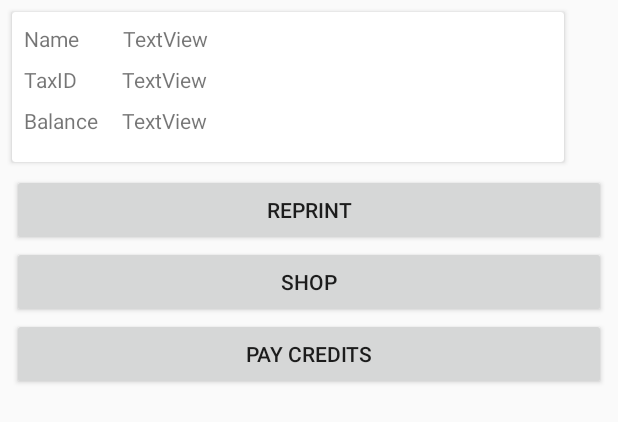
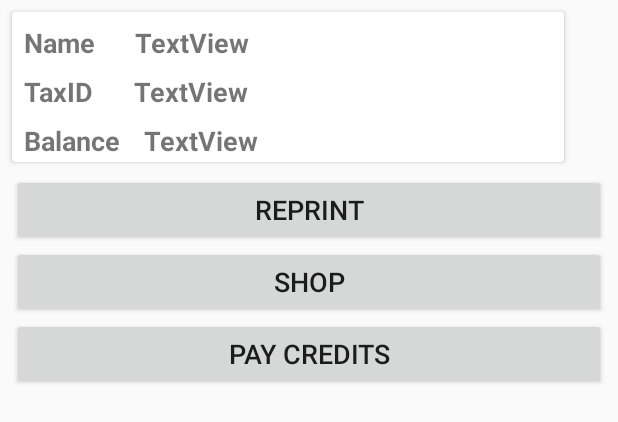
Before and after one commit to aneudyHub/pos_openbravo, an Android app: the layout activity_operations.xml on its own in the app's theme, with its tools: preview values and no code run, on a phone screen of 412 x 824 dp. Shown: the top 422 px of the screen. Run offline under Robolectric (Android 15) with nearby library versions, the phone set to English and light mode, and no system bars.

Commit message:
ready to production

```diff
--- a/app/src/main/AndroidManifest.xml
+++ b/app/src/main/AndroidManifest.xml
@@ -9,7 +9,7 @@
 
     <application
         android:allowBackup="true"
-        android:icon="@drawable/logo"
+        android:icon="@mipmap/logop"
         android:label="@string/app_name"
         android:largeHeap="true"
         android:supportsRtl="true"
@@ -43,6 +43,7 @@
 
         <activity
             android:name=".ui.Login"
+            android:label="Login"
             android:configChanges="orientation|keyboardHidden"
             android:screenOrientation="portrait" />
 
@@ -70,6 +71,7 @@
             />
 
         <activity android:name=".ui.Pay_Credits"
+            android:label="Pay Credit"
             android:parentActivityName=".ui.Operations"></activity>
     </application>
 
--- a/app/src/main/java/com/example/aneudy/myapplication/Models/Receipt.java
+++ b/app/src/main/java/com/example/aneudy/myapplication/Models/Receipt.java
@@ -122,6 +122,8 @@ public class Receipt {
 
     private Double Pending;
 
+    public Receipt(){}
+
 
     public Receipt(String id, Double total, String client, String cashier, String date, String payMethod, Double pending) {
         this.id = id;
--- a/app/src/main/res/layout/activity_operations.xml
+++ b/app/src/main/res/layout/activity_operations.xml
@@ -35,12 +35,12 @@
                 android:layout_marginRight="8dp"
                 android:layout_marginTop="8dp"
                 android:text="TextView"
+                android:textSize="18sp"
+                android:textStyle="bold"
                 app:layout_constraintHorizontal_bias="0.0"
                 app:layout_constraintLeft_toRightOf="@+id/textView11"
                 app:layout_constraintRight_toRightOf="parent"
-                app:layout_constraintTop_toBottomOf="@+id/Operations_ClientTaxID"
-                android:layout_marginStart="16dp"
-                android:layout_marginEnd="8dp" />
+                app:layout_constraintTop_toBottomOf="@+id/Operations_ClientTaxID" />
 
             <TextView
                 android:id="@+id/textView2"
@@ -49,9 +49,10 @@
                 android:layout_marginLeft="8dp"
                 android:layout_marginTop="8dp"
                 android:text="TaxID"
+                android:textSize="18sp"
+                android:textStyle="bold"
                 app:layout_constraintLeft_toLeftOf="parent"
-                app:layout_constraintTop_toBottomOf="@+id/textView4"
-                android:layout_marginStart="8dp" />
+                app:layout_constraintTop_toBottomOf="@+id/textView4" />
 
             <TextView
                 android:id="@+id/Operations_ClientTaxID"
@@ -61,12 +62,12 @@
                 android:layout_marginRight="8dp"
                 android:layout_marginTop="8dp"
                 android:text="TextView"
+                android:textSize="18sp"
+                android:textStyle="bold"
                 app:layout_constraintHorizontal_bias="0.088"
                 app:layout_constraintLeft_toRightOf="@+id/textView2"
                 app:layout_constraintRight_toRightOf="parent"
-                app:layout_constraintTop_toBottomOf="@+id/Operations_ClientName"
-                android:layout_marginStart="8dp"
-                android:layout_marginEnd="8dp" />
+                app:layout_constraintTop_toBottomOf="@+id/Operations_ClientName" />
 
             <TextView
                 android:id="@+id/textView4"
@@ -75,9 +76,10 @@
                 android:layout_marginLeft="8dp"
                 android:layout_marginTop="8dp"
                 android:text="Name"
+                android:textSize="18sp"
+                android:textStyle="bold"
                 app:layout_constraintLeft_toLeftOf="parent"
-                app:layout_constraintTop_toTopOf="parent"
-                android:layout_marginStart="8dp" />
+                app:layout_constraintTop_toTopOf="parent" />
 
             <TextView
                 android:id="@+id/Operations_ClientName"
@@ -87,12 +89,12 @@
                 android:layout_marginRight="8dp"
                 android:layout_marginTop="8dp"
                 android:text="TextView"
+                android:textSize="18sp"
+                android:textStyle="bold"
                 app:layout_constraintHorizontal_bias="0.084"
                 app:layout_constraintLeft_toRightOf="@+id/textView4"
                 app:layout_constraintRight_toRightOf="parent"
-                app:layout_constraintTop_toTopOf="parent"
-                android:layout_marginStart="8dp"
-                android:layout_marginEnd="8dp" />
+                app:layout_constraintTop_toTopOf="parent" />
 
             <TextView
                 android:id="@+id/textView11"
@@ -101,9 +103,10 @@
                 android:layout_marginLeft="8dp"
                 android:layout_marginTop="8dp"
                 android:text="Balance"
+                android:textSize="18sp"
+                android:textStyle="bold"
                 app:layout_constraintLeft_toLeftOf="parent"
-                app:layout_constraintTop_toBottomOf="@+id/textView2"
-                android:layout_marginStart="8dp" />
+                app:layout_constraintTop_toBottomOf="@+id/textView2" />
         </android.support.constraint.ConstraintLayout>
     </android.support.v7.widget.CardView>
 
@@ -130,19 +133,22 @@
                 android:id="@+id/Operations_Reprint"
                 android:layout_width="match_parent"
                 android:layout_height="wrap_content"
-                android:text="RePrint" />
+                android:text="RePrint"
+                android:textSize="18sp" />
 
             <Button
                 android:id="@+id/Operations_Shop"
                 android:layout_width="match_parent"
                 android:layout_height="wrap_content"
-                android:text="shop" />
+                android:text="shop"
+                android:textSize="18sp" />
 
             <Button
                 android:id="@+id/Operations_Pay"
                 android:layout_width="match_parent"
                 android:layout_height="wrap_content"
-                android:text="Pay Credits" />
+                android:text="Pay Credits"
+                android:textSize="18sp" />
         </LinearLayout>
     </android.support.v4.widget.NestedScrollView>
 
--- a/app/src/main/res/layout/activity_splash.xml
+++ b/app/src/main/res/layout/activity_splash.xml
@@ -31,5 +31,5 @@
         app:layout_constraintLeft_toLeftOf="parent"
         app:layout_constraintRight_toRightOf="parent"
         app:layout_constraintTop_toTopOf="parent"
-        android:src="@drawable/logo" />
+        android:src="@drawable/thumbail" />
 </android.support.constraint.ConstraintLayout>
--- a/app/src/main/res/values/colors.xml
+++ b/app/src/main/res/values/colors.xml
@@ -1,8 +1,8 @@
 <?xml version="1.0" encoding="utf-8"?>
 <resources>
 
-    <color name="azul700">#1976D2</color>
-    <color name="azul500">#2196F3</color>
+    <color name="azul700">#7B1FA2</color>
+    <color name="azul500">#9C27B0</color>
 
     <!-- Paleta #2 -->
     <color name="rosa500">#EC407A</color>
@@ -17,7 +17,7 @@
     <!-- A Holo shade of purple -->
     <!-- A light Holo shade of orange -->
     <!-- A dark Holo shade of orange -->
-    <color name="holo_orange_dark">#ffff8800</color>
+    <color name="holo_orange_dark">#536DFE</color>
     <!-- A really bright Holo shade of blue -->
     <!-- A really bright Holo shade of gray -->
 
```
Also changed, not shown: app/src/main/java/com/example/aneudy/myapplication/Printer/Zebraprint.java (+29 -62 lines), app/src/main/java/com/example/aneudy/myapplication/ResponseMSJ.java (+66 -0 lines), app/src/main/java/com/example/aneudy/myapplication/ui/MainActivity.java (+13 -4 lines), app/src/main/java/com/example/aneudy/myapplication/ui/Operations.java (+5 -3 lines), app/src/main/java/com/example/aneudy/myapplication/ui/Pay_Credits.java (+8 -1 lines).
